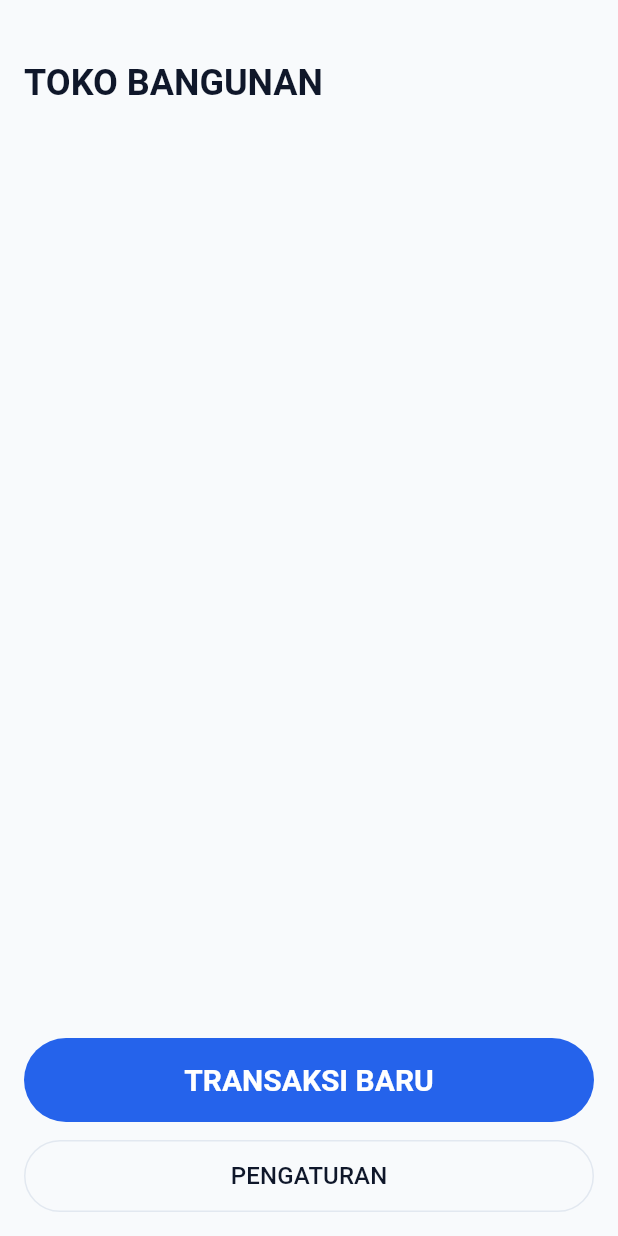
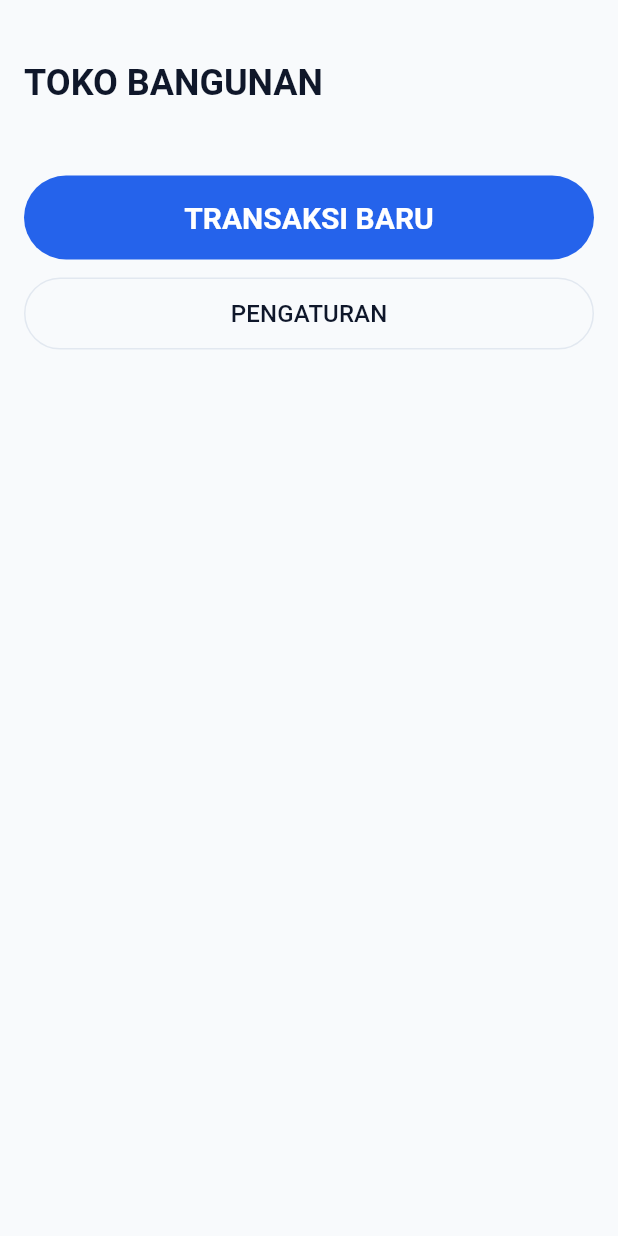
Before and after one commit to shineemad/struk-bangunan-app, a Flutter app: the screen it shows after launch, on a phone screen of 412 x 824 dp. Run offline on Flutter 3.47's test engine with Material 3 defaults, Android fonts, the phone set to English and light mode, and no system bars; our stand-ins replace pdf, share_plus, shared_preferences, sqflite; missing offline and left inert: esc_pos_utils_plus, print_bluetooth_thermal; accounts and stored records are empty.

Commit message:
Revert "feat(ui): tambatkan tombol beranda ke bawah layar"
This reverts commit 9b6ea6853fcb18170e830c9e9eecf2a011a514a7.

```diff
--- a/lib/ui/beranda/layar_beranda.dart
+++ b/lib/ui/beranda/layar_beranda.dart
@@ -126,19 +126,8 @@ class _LayarBerandaState extends State<LayarBeranda> {
 
     return Scaffold(
       body: SafeArea(
-        // Konten bergulir di atas, tombol menempel di bawah: jempol satu
-        // tangan menjangkaunya tanpa menggeser genggaman, dan `Expanded`
-        // membuat tata letaknya mustahil meluap di layar pendek.
-        child: Column(
-          children: [
-            Expanded(
         child: SingleChildScrollView(
-                padding: const EdgeInsets.fromLTRB(
-                  Ukuran.jarak,
-                  Ukuran.jarak,
-                  Ukuran.jarak,
-                  0,
-                ),
+          padding: const EdgeInsets.all(Ukuran.jarak),
           child: Column(
             mainAxisSize: MainAxisSize.min,
             crossAxisAlignment: CrossAxisAlignment.stretch,
@@ -164,16 +153,7 @@ class _LayarBerandaState extends State<LayarBeranda> {
                   keterangan: '${keranjang.items.length} barang',
                 ),
               ],
-                  ],
-                ),
-              ),
-            ),
-            Padding(
-              padding: const EdgeInsets.all(Ukuran.jarak),
-              child: Column(
-                mainAxisSize: MainAxisSize.min,
-                crossAxisAlignment: CrossAxisAlignment.stretch,
-                children: [
+              const SizedBox(height: 24),
               FilledButton(
                 key: const Key('tombol-transaksi-baru-beranda'),
                 onPressed: _bukaKasir,
@@ -192,8 +172,6 @@ class _LayarBerandaState extends State<LayarBeranda> {
               ),
             ],
           ),
-            ),
-          ],
         ),
       ),
     );
```
Also changed, not shown: 1 other file. Lines whose indentation alone changed are shown as unchanged.
